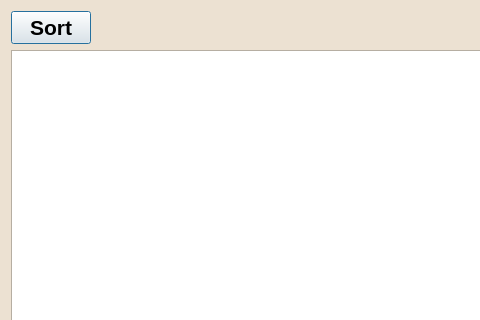
Qt form soldinventoryviewer.ui (EtoDrowsy/CS499) before a commit; both pictures show x 0 to 480 and y 0 to 320 of the 1500 by 720 pixel window.
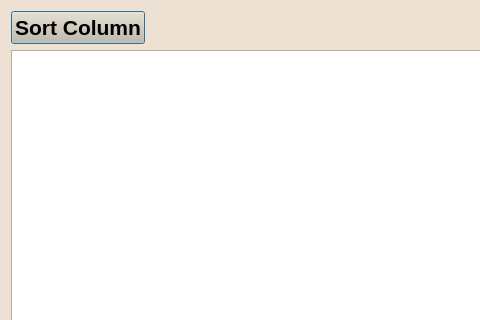
The same form after that commit.

Diff of the .ui file:
```diff
--- a/soldinventoryviewer.ui
+++ b/soldinventoryviewer.ui
@@ -106,8 +106,11 @@
          <bold>true</bold>
         </font>
        </property>
+       <property name="styleSheet">
+        <string notr="true">background-color:rgb(209, 188, 164);color:rgb(0, 0, 0)</string>
+       </property>
        <property name="text">
-        <string>Sort</string>
+        <string>Sort Column</string>
        </property>
       </widget>
      </item>
```
